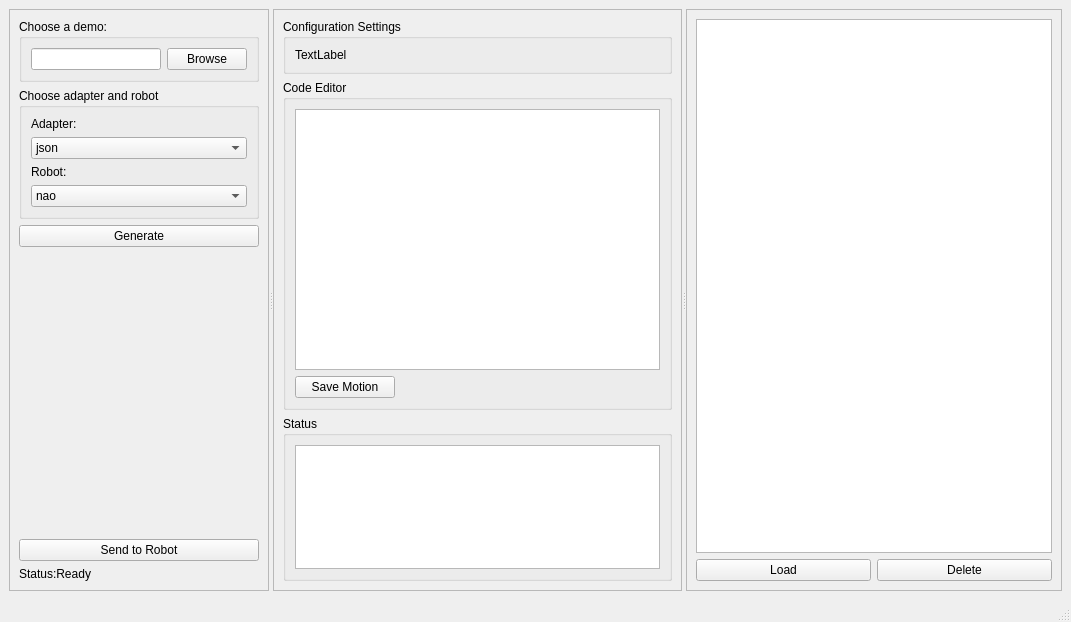
Before: the Qt Designer form ros_ws/src/my_qt_gui/ui/main_window.ui in vetlemknutsen/robot_motion_generation, drawn with Qt 5.
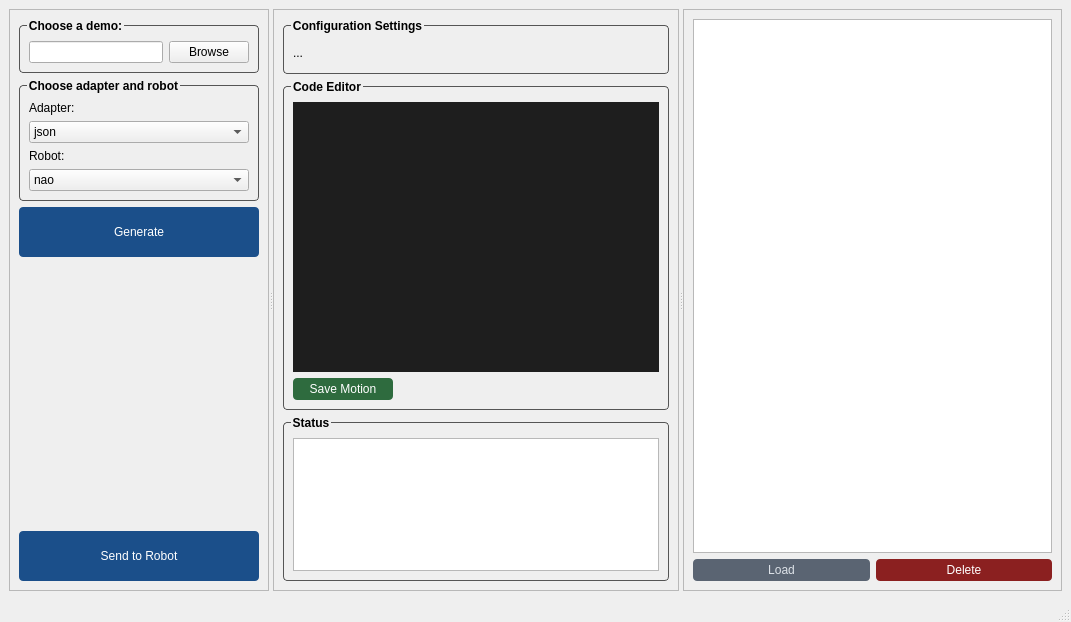
After: the same form once the commit is applied.

What changed in the file:
```diff
--- a/ros_ws/src/my_qt_gui/ui/main_window.ui
+++ b/ros_ws/src/my_qt_gui/ui/main_window.ui
@@ -51,6 +51,20 @@
        <layout class="QVBoxLayout" name="verticalLayout">
         <item>
          <widget class="QGroupBox" name="groupBox">
+          <property name="styleSheet">
+           <string notr="true">QGroupBox {
+    font-weight: bold;
+    border: 1px solid #555555;
+    border-radius: 4px;
+    margin-top: 6px;
+    padding-top: 6px;
+}
+QGroupBox::title {
+    subcontrol-origin: margin;
+    left: 8px;
+}
+</string>
+          </property>
           <property name="title">
            <string>Choose a demo:</string>
           </property>
@@ -73,6 +87,20 @@
         </item>
         <item>
          <widget class="QGroupBox" name="Configuration">
+          <property name="styleSheet">
+           <string notr="true">QGroupBox {
+    font-weight: bold;
+    border: 1px solid #555555;
+    border-radius: 4px;
+	margin-top: 6px;
+    padding-top: 6px;
+}
+QGroupBox::title {
+    subcontrol-origin: margin;
+    left: 8px;
+}
+</string>
+          </property>
           <property name="title">
            <string>Choose adapter and robot</string>
           </property>
@@ -129,6 +157,28 @@
         </item>
         <item>
          <widget class="QPushButton" name="generateButton">
+          <property name="minimumSize">
+           <size>
+            <width>0</width>
+            <height>50</height>
+           </size>
+          </property>
+          <property name="styleSheet">
+           <string notr="true">QPushButton {
+    background-color: #1b4f8a;
+    color: white;
+    border-radius: 4px;
+    padding: 4px 8px;
+}
+QPushButton:hover {
+    background-color: #153e6e;
+}
+QPushButton:disabled {
+    background-color: #3a5a7a;
+    color: #7a9abb;
+}
+</string>
+          </property>
           <property name="text">
            <string>Generate</string>
           </property>
@@ -139,28 +189,46 @@
           <property name="orientation">
            <enum>Qt::Vertical</enum>
           </property>
+          <property name="sizeType">
+           <enum>QSizePolicy::Expanding</enum>
+          </property>
           <property name="sizeHint" stdset="0">
            <size>
             <width>20</width>
-            <height>253</height>
+            <height>200</height>
            </size>
           </property>
          </spacer>
         </item>
         <item>
          <widget class="QPushButton" name="sendButton">
+          <property name="minimumSize">
+           <size>
+            <width>0</width>
+            <height>50</height>
+           </size>
+          </property>
+          <property name="styleSheet">
+           <string notr="true">QPushButton {
+    background-color: #1b4f8a;
+    color: white;
+    border-radius: 4px;
+    padding: 4px 8px;
+}
+QPushButton:hover {
+    background-color: #153e6e;
+}
+QPushButton:disabled {
+    background-color: #3a5a7a;
+    color: #7a9abb;
+}
+</string>
+          </property>
           <property name="text">
            <string>Send to Robot</string>
           </property>
          </widget>
         </item>
-        <item>
-         <widget class="QLabel" name="label">
-          <property name="text">
-           <string>Status:Ready</string>
-          </property>
-         </widget>
-        </item>
        </layout>
       </widget>
       <widget class="QFrame" name="frame_2">
@@ -185,6 +253,20 @@
             <verstretch>1</verstretch>
            </sizepolicy>
           </property>
+          <property name="styleSheet">
+           <string notr="true">QGroupBox {
+    font-weight: bold;
+    border: 1px solid #555555;
+    border-radius: 4px;
+    margin-top: 6px;
+    padding-top: 6px;
+}
+QGroupBox::title {
+    subcontrol-origin: margin;
+    left: 8px;
+}
+</string>
+          </property>
           <property name="title">
            <string>Configuration Settings</string>
           </property>
@@ -192,7 +274,7 @@
            <item>
             <widget class="QLabel" name="lbl_metadata">
              <property name="text">
-              <string>TextLabel</string>
+              <string>...</string>
              </property>
             </widget>
            </item>
@@ -207,6 +289,20 @@
             <verstretch>6</verstretch>
            </sizepolicy>
           </property>
+          <property name="styleSheet">
+           <string notr="true">QGroupBox {
+    font-weight: bold;
+    border: 1px solid #555555;
+    border-radius: 4px;
+    margin-top: 6px;
+    padding-top: 6px;
+}
+QGroupBox::title {
+    subcontrol-origin: margin;
+    left: 8px;
+}
+</string>
+          </property>
           <property name="title">
            <string>Code Editor</string>
           </property>
@@ -218,6 +314,14 @@
                <family>Courier 10 Pitch</family>
               </font>
              </property>
+             <property name="styleSheet">
+              <string notr="true">QPlainTextEdit {
+    background-color: #1e1e1e;
+    color: #d4d4d4;
+    selection-background-color: #264f78;
+    border: none;
+}</string>
+             </property>
             </widget>
            </item>
            <item>
@@ -234,6 +338,22 @@
                <height>16777215</height>
               </size>
              </property>
+             <property name="styleSheet">
+              <string notr="true">QPushButton {
+    background-color: #2e6b3e;
+    color: white;
+    border-radius: 4px;
+    padding: 4px 8px;
+}
+QPushButton:hover {
+    background-color: #22522f;
+}
+QPushButton:disabled {
+    background-color: #3a5e44;
+    color: #7a9abb;
+}
+</string>
+             </property>
              <property name="text">
               <string>Save Motion</string>
              </property>
@@ -250,6 +370,20 @@
             <verstretch>3</verstretch>
            </sizepolicy>
           </property>
+          <property name="styleSheet">
+           <string notr="true">QGroupBox {
+    font-weight: bold;
+    border: 1px solid #555555;
+    border-radius: 4px;
+    margin-top: 6px;
+    padding-top: 6px;
+}
+QGroupBox::title {
+    subcontrol-origin: margin;
+    left: 8px;
+}
+</string>
+          </property>
           <property name="title">
            <string>Status</string>
           </property>
@@ -735,6 +869,18 @@
          <layout class="QHBoxLayout" name="horizontalLayout_4">
           <item>
            <widget class="QPushButton" name="loadMotionButton">
+            <property name="styleSheet">
+             <string notr="true">QPushButton{
+    background-color: #5A6472;
+    color: #DDE2E8;
+    border-radius: 4px;
+    padding: 4px 8px;
+}
+QPushButton:hover {
+    background-color: #454E5A;
+}
+</string>
+            </property>
             <property name="text">
              <string>Load</string>
             </property>
@@ -742,6 +888,22 @@
           </item>
           <item>
            <widget class="QPushButton" name="deleteMotionButton">
+            <property name="styleSheet">
+             <string notr="true">QPushButton {
+    background-color: #8b2020;
+    color: white;
+    border-radius: 4px;
+    padding: 4px 8px;
+}
+QPushButton:hover {
+    background-color: #6e1818;
+}
+QPushButton:disabled {
+    background-color: #7a3535;
+    color: #7a9abb;
+}
+</string>
+            </property>
             <property name="text">
              <string>Delete</string>
             </property>
```
Left out of the diff: 5 changed lines with no effect on the pictures.
